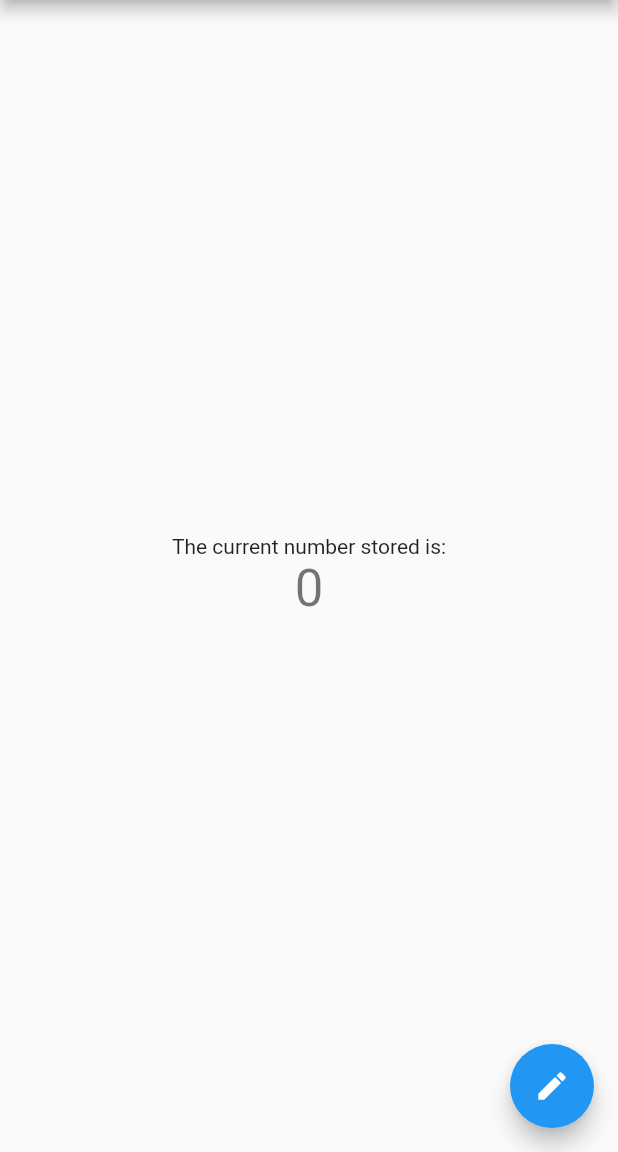
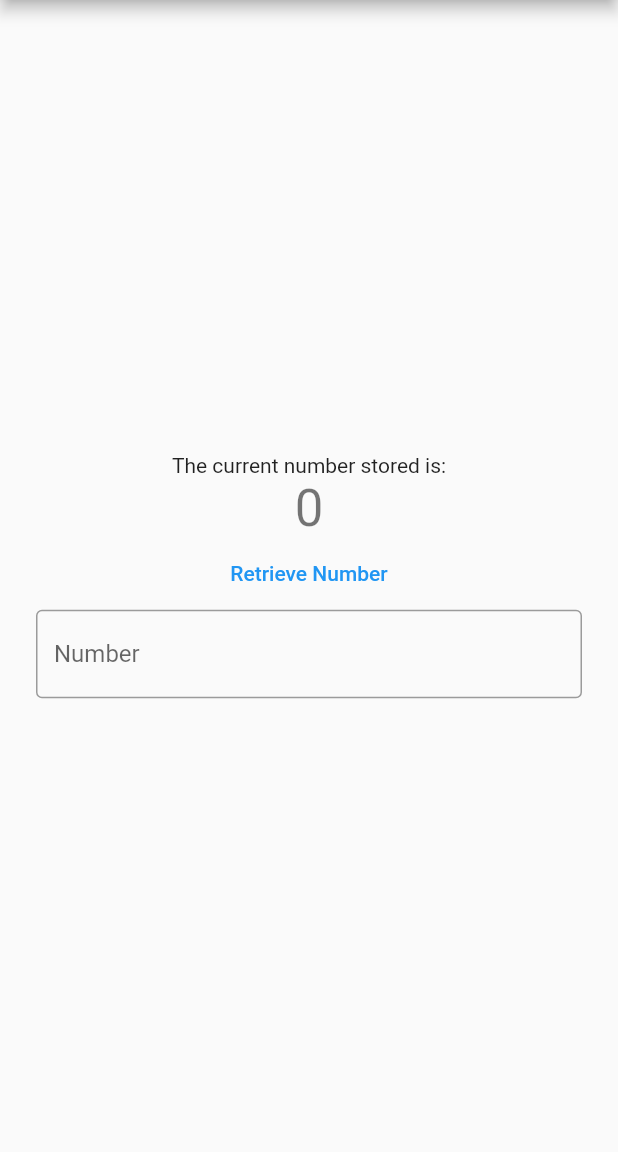
Before and after one commit to Widdian/web3app-linksports, a Flutter app: the screen it shows after launch, on a phone screen of 412 x 824 dp, the part 84-1236 px from its top. Run offline on Flutter 3.47's test engine with Material 2 defaults, Android fonts, the phone set to English and light mode, and no system bars; our stand-ins replace get_it; missing offline and left inert: web3dart; statements that could not run were skipped.

Commit message:
feat: implement retrieve state and initial storing

```diff
--- a/lib/app/presentation/home/home_page.dart
+++ b/lib/app/presentation/home/home_page.dart
@@ -1,5 +1,7 @@
 import 'package:flutter/material.dart';
-import 'package:provider/provider.dart';
+import 'package:get_it/get_it.dart';
+import 'package:web3app_linksports/app/domain/use_cases/retrieve_int_use_case.dart';
+import 'package:web3app_linksports/app/domain/use_cases/store_int_use_case.dart';
 
 class MyHomePage extends StatefulWidget {
   const MyHomePage({super.key, required this.title});
@@ -11,6 +13,8 @@ class MyHomePage extends StatefulWidget {
 }
 
 class _MyHomePageState extends State<MyHomePage> {
+  int _retrievedValue = 0;
+
   @override
   Widget build(BuildContext context) {
     return Scaffold(
@@ -25,17 +29,34 @@ class _MyHomePageState extends State<MyHomePage> {
               'The current number stored is:',
             ),
             Text(
-              '0',
+              _retrievedValue.toString(),
               style: Theme.of(context).textTheme.headline4,
+            ),
+            TextButton(
+              onPressed: () async {
+                final value =
+                    await GetIt.I.get<RetrieveIntUseCase>().retrieveInt();
+                setState(() {
+                  _retrievedValue = value;
+                });
+              },
+              child: const Text('Retrieve Number'),
+            ),
+            Padding(
+              padding: const EdgeInsets.symmetric(horizontal: 24),
+              child: TextField(
+                onChanged: (value) {
+                  GetIt.I.get<StoreIntUseCase>().storeInt(int.parse(value));
+                },
+                decoration: const InputDecoration(
+                  border: OutlineInputBorder(),
+                  labelText: 'Number',
+                ),
+              ),
             ),
           ],
         ),
       ),
-      floatingActionButton: FloatingActionButton(
-        onPressed: () {},
-        tooltip: 'Edit value',
-        child: const Icon(Icons.edit),
-      ),
     );
   }
 }
```
